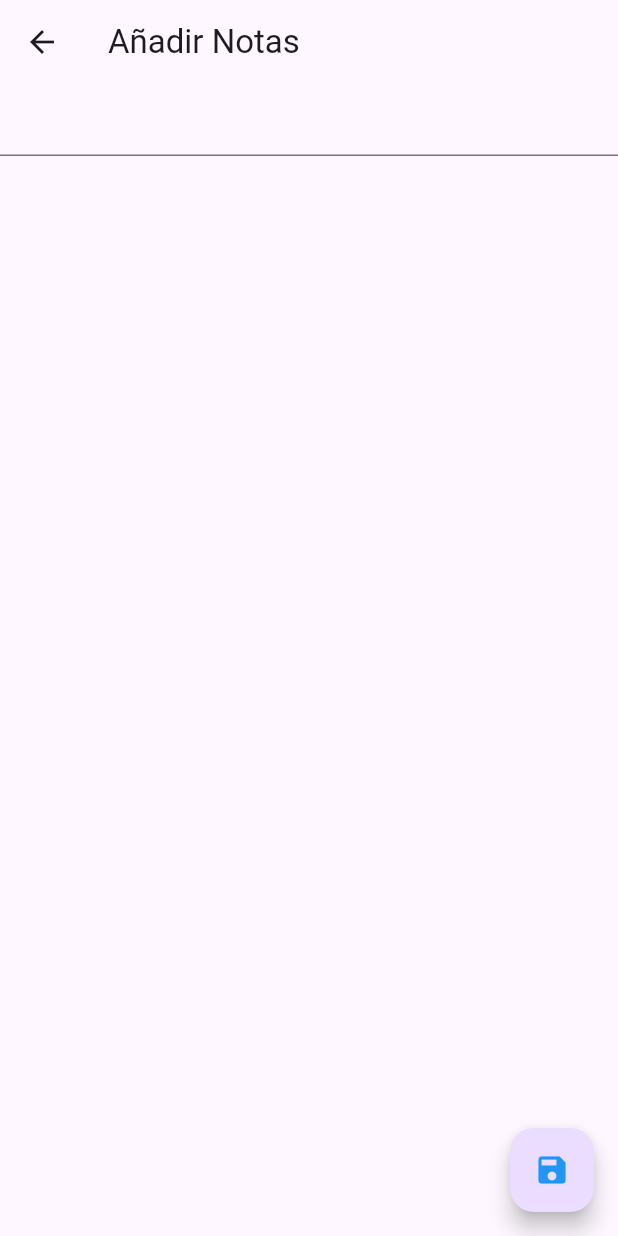
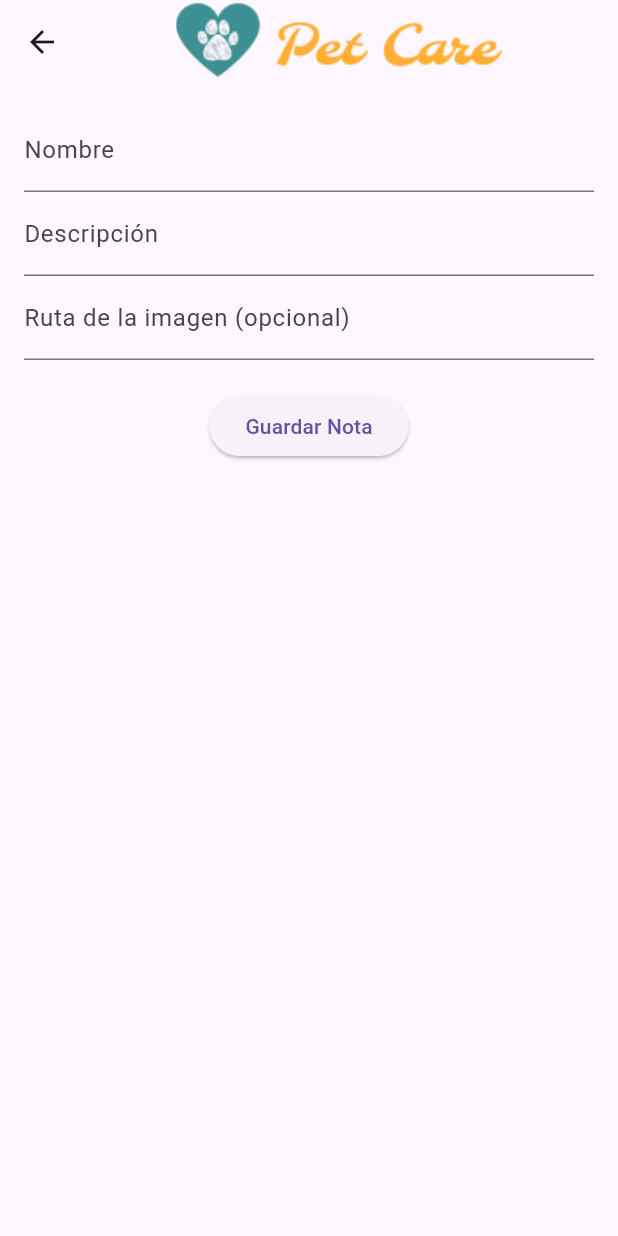
Before and after one commit to CindyBarria/PetCareApp, a Flutter app: the screen it shows after launch, after a tap on the "delete" icon, after a tap on the "add" icon, on a phone screen of 412 x 824 dp. Run offline on Flutter 3.47's test engine with Material 3 defaults, Android fonts, the phone set to English and light mode, and no system bars.

Commit message:
se agrega editar eliminar y agregar

```diff
--- a/petCare/lib/data/data.dart
+++ b/petCare/lib/data/data.dart
@@ -1,7 +1,11 @@
 import 'package:flutter_application_1/model/notas.dart';
 
 List<Notas> miListaDeNotas = [
-  Notas(nombre: "Mi nota uno"),
-  Notas(nombre:"Mi nota dos"),
-  Notas(nombre:"Mi nota tres")
+ Notas(
+    nombre: "Eevee",
+    edad:"7 años",
+    descripcion:
+        "Una gata muy activa, curiosa y juguetona. Le gusta tomar el sol por las mañanas y cazar polillas por la noche. Tiene problema hepático.",
+    imagePath: "assets/images/Eevee.jpg", // Ruta de la imagen
+  ),
 ];
--- a/petCare/lib/model/notas.dart
+++ b/petCare/lib/model/notas.dart
@@ -1,4 +1,13 @@
 class Notas {
   String nombre;
-  Notas({required this.nombre});
+  String? edad;
+  String descripcion;
+  String? imagePath; // Usamos String? para que sea nullable
+
+  Notas({
+    required this.nombre,
+    this.edad,
+    required this.descripcion,
+    this.imagePath, // Este puede ser nullable
+  });
 }
--- a/petCare/lib/screens/Notas.dart
+++ b/petCare/lib/screens/Notas.dart
@@ -18,60 +18,147 @@ class NotesScreenState extends State<NotesScreen> {
   Widget build(BuildContext context) {
     return Scaffold(
       appBar: AppBar(
-        title: const Text('Notas'),
          actions: [
           IconButton(
               icon: const Icon(Icons.add),
-              onPressed: () => openNoteAddScreen()),
+              onPressed: () => openNoteAddScreen()
+          ),
         ],
+        title: getLogo(),
       ),
-      body: widget.notes.isEmpty
-          ? const Center(child: Text("No hay notas\nToca + para añadir una."))
+      backgroundColor: const Color(0xFFFFF7EB),
+      body: getPet(), // Llamamos a la función getPet para organizar el body
+    );
+  }
+
+  /// Función para mostrar el contenido del cuerpo
+  Widget getPet() {
+    return Column(
+      crossAxisAlignment: CrossAxisAlignment.start, // Alineación del título
+      children: [
+        const Padding(
+          padding: EdgeInsets.all(16.0 ),
+          child: Text(
+            "Mascotas",
+            style: TextStyle(
+              fontSize: 24,
+              fontWeight: FontWeight.normal,
+              color: Color(0xFF3C9093),
+              fontFamily: 'Montserrat',
+            ),
+          ),
+        ),
+        Expanded( // Para que el ListView ocupe el espacio restante
+          child: widget.notes.isEmpty
+              ? const Center(
+                  child: Text("No hay notas\nToca + para añadir una."),
+                )
               : ListView.builder(
             itemCount: widget.notes.length,
             itemBuilder: (context, index) => Card(
               margin: const EdgeInsets.all(8),
-                child: ListTile(
-                  title: Text(widget.notes[index].nombre),
-                  onTap: () => openNoteEditScreen(widget.notes[index]),
-                  trailing: IconButton(
+              child: Padding(
+                padding: const EdgeInsets.all(16.0),
+                child: Row(
+                  crossAxisAlignment: CrossAxisAlignment.start,
+                  children: [
+                    // Imagen de la mascota
+                     ClipRRect(
+                      borderRadius: BorderRadius.circular(8), // Bordes redondeados
+                      child: widget.notes[index].imagePath != null && widget.notes[index].imagePath!.isNotEmpty
+                          ? Image.asset(
+                              widget.notes[index].imagePath!,
+                              width: 80,
+                              height: 80,
+                              fit: BoxFit.cover,
+                            )
+                          :const Icon(
+                              Icons.pets,
+                              size: 80,
+                              color: Colors.grey,
+                            ),
+                    ),
+                    const SizedBox(width: 16), // Espaciado entre la imagen y el texto
+                    // Información de la mascota
+                    Expanded(
+                      child: Column(
+                        crossAxisAlignment: CrossAxisAlignment.start,
+                        children: [
+                          Text(
+                            widget.notes[index].nombre,
+                            style: const TextStyle(
+                              fontSize: 18,
+                              fontWeight: FontWeight.bold,
+                              fontFamily: 'Montserrat',
+                            ),
+                          ),
+                          const SizedBox(height: 4),
+                          // Mostrar edad solo si está disponible
+                          Text(
+                            ",${widget.notes[index].descripcion}",
+                            style: const TextStyle(
+                              fontSize: 14,
+                              color: Colors.grey,
+                              fontFamily: 'Montserrat',
+                            ),
+                          ),
+                        ],
+                      ),
+                    ),
+                    // Botones de acción (Editar y Eliminar)
+                    Column(
+                      children: [
+                        IconButton(
+                          icon: const Icon(Icons.edit, color: Colors.orange),
+                          onPressed: () =>
+                              openNoteEditScreen(widget.notes[index]),
+                        ),
+                        IconButton(
                           icon: const Icon(Icons.delete, color: Colors.red),
                           onPressed: () =>
                               setState(() => widget.notes.removeAt(index)),
                         ),
+                      ],
+                    ),
+                  ],
                 ),
               ),
             ),
+          ),
+        ),
+      ],
     );
   }
 
-  openNoteAddScreen() async {
+  Future<void> openNoteAddScreen() async {
     final Notas miNuevaNota = await Navigator.push(
       context,
-      MaterialPageRoute(
-        builder:(ctx) =>  NoteAddScreen(),
-    )
+      MaterialPageRoute(builder: (ctx) => NoteAddScreen()),
     );
     setState(() {
-      miListaDeNotas.add(miNuevaNota);
+      widget.notes.add(miNuevaNota);
     });
   }
 
-  openNoteEditScreen(Notas note) async {
- final Notas miNotaModificada = await Navigator.push(
+  Future<void> openNoteEditScreen(Notas note) async {
+    final Notas notaModificada = await Navigator.push(
       context,
       MaterialPageRoute(
-        builder:(ctx) => NoteEditScreen(notaParaModificar:note),
-    )
+        builder: (ctx) => NoteEditScreen(notaParaModificar: note),
+      ),
     );
-final posicionNota = widget.notes.indexOf(note);
-if(posicionNota != -1){
     setState(() {
-  widget.notes[posicionNota] = miNotaModificada;
-   //   miListaDeNotas.add(miNotaModificada);
+      int index = widget.notes.indexOf(note);
+      widget.notes[index] = notaModificada;
     });
   }
 
+  Widget getLogo() {
+    return Center(
+      child: Image.asset(
+        'assets/images/logoPCApp.png',
 
+      ),
+    );
   }
 }
--- a/petCare/lib/screens/note_add.dart
+++ b/petCare/lib/screens/note_add.dart
@@ -2,32 +2,66 @@ import 'package:flutter/material.dart';
 import 'package:flutter_application_1/model/notas.dart';
 
 class NoteAddScreen extends StatelessWidget {
-NoteAddScreen({super.key});
+  NoteAddScreen({super.key});
 
-TextEditingController nombreController = TextEditingController();
+  TextEditingController nombreController = TextEditingController();
+  TextEditingController descriptionController = TextEditingController();
+  TextEditingController imagePathController = TextEditingController(); // Agregamos un campo para la ruta de la imagen
 
   @override
-  Widget build(BuildContext context){
+  Widget build(BuildContext context) {
     return Scaffold(
       appBar: AppBar(
-        title: const Text('Añadir Notas'),
+        title:getLogo(),
       ),
-      body: TextField(
-        controller:nombreController
+      body: Padding(
+        padding: const EdgeInsets.all(16.0),
+        child: Column(
+          children: [
+            TextField(
+              controller: nombreController,
+              decoration: const InputDecoration(labelText: 'Nombre'),
+            ),
+            TextField(
+              controller: descriptionController,
+              decoration: const InputDecoration(labelText: 'Descripción'),
+            ),
+            TextField(
+              controller: imagePathController,
+              decoration: const InputDecoration(labelText: 'Ruta de la imagen (opcional)'),
+            ),
+            const SizedBox(height: 20),
+            ElevatedButton(
+              onPressed: () {
+                agregarNuevaNota(context);
+              },
+              child: const Text('Guardar Nota'),
+            ),
+          ],
+        ),
       ),
-      floatingActionButton: FloatingActionButton(
-        onPressed:() {agregarNuevaNota(context);},
-        child:const Icon(
-          Icons.save,
-          color:Colors.blue,
-        ),
-        ),
     );
   }
 
-  agregarNuevaNota(BuildContext context) {
+  Widget getLogo() {
+    return Center(
+      child: Image.asset(
+        'assets/images/logoPCApp.png',
+      ),
+    );
+  }
+
+  void agregarNuevaNota(BuildContext context) {
     String nuevaNota = nombreController.text;
-    Notas miNuevaNota = Notas(nombre:nuevaNota);
+    String nuevaDescripcion = descriptionController.text;
+    String? nuevaImagen = imagePathController.text.isNotEmpty ? imagePathController.text : null; // Si no hay ruta de imagen, se establece como null
+
+    Notas miNuevaNota = Notas(
+      nombre: nuevaNota,
+      descripcion: nuevaDescripcion,
+      imagePath: nuevaImagen,
+    );
+
     Navigator.of(context).pop(miNuevaNota);
   }
 }
```
Also changed, not shown: petCare/lib/screens/note_adit.dart (+47 -15 lines), petCare/pubspec.yaml (+10 -2 lines), petCare/assets/fonts/Montserrat-Bold.ttf (added), petCare/assets/fonts/Montserrat-Regular.ttf (added), petCare/assets/images/Eevee.jpg (added), petCare/assets/images/foto1.jpg (deleted), petCare/assets/images/icons/comment.svg (deleted), petCare/assets/images/icons/send.svg (deleted), petCare/assets/images/instagram.jpeg (deleted), petCare/assets/images/logoPCApp.png (added), petCare/pubspec.lock, 5 other files. Lines whose indentation alone changed are shown as unchanged.
